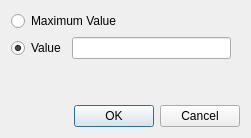
danlipsa/foamvis, file AttributeHistogramHeight.ui: the form before one commit.
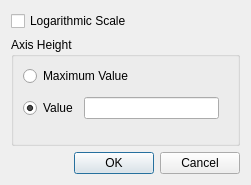
The form after the commit. Custom widgets are drawn as their Qt base class.

```diff
--- a/AttributeHistogramHeight.ui
+++ b/AttributeHistogramHeight.ui
@@ -7,7 +7,7 @@
     <x>0</x>
     <y>0</y>
     <width>251</width>
-    <height>138</height>
+    <height>185</height>
    </rect>
   </property>
   <property name="windowTitle">
@@ -15,7 +15,20 @@
   </property>
   <layout class="QVBoxLayout" name="verticalLayout_2">
    <item>
-    <widget class="QRadioButton" name="radioButtonMaximumValue">
+    <widget class="QCheckBox" name="checkBoxLogScale">
+     <property name="text">
+      <string>Logarithmic Scale</string>
+     </property>
+    </widget>
+   </item>
+   <item>
+    <widget class="QGroupBox" name="groupBox">
+     <property name="title">
+      <string>Axis Height</string>
+     </property>
+     <layout class="QVBoxLayout" name="verticalLayout">
+      <item>
+       <widget class="QRadioButton" name="radioButtonMaxValue">
      <property name="text">
       <string>Maximum Value</string>
      </property>
@@ -52,18 +65,8 @@
      </layout>
     </widget>
    </item>
-   <item>
-    <spacer name="verticalSpacer">
-     <property name="orientation">
-      <enum>Qt::Vertical</enum>
-     </property>
-     <property name="sizeHint" stdset="0">
-      <size>
-       <width>20</width>
-       <height>40</height>
-      </size>
-     </property>
-    </spacer>
+     </layout>
+    </widget>
    </item>
    <item>
     <widget class="QDialogButtonBox" name="buttonBox">
```
Left out of the diff: 60 changed lines with no effect on the pictures. Lines whose indentation alone changed are shown as unchanged.
